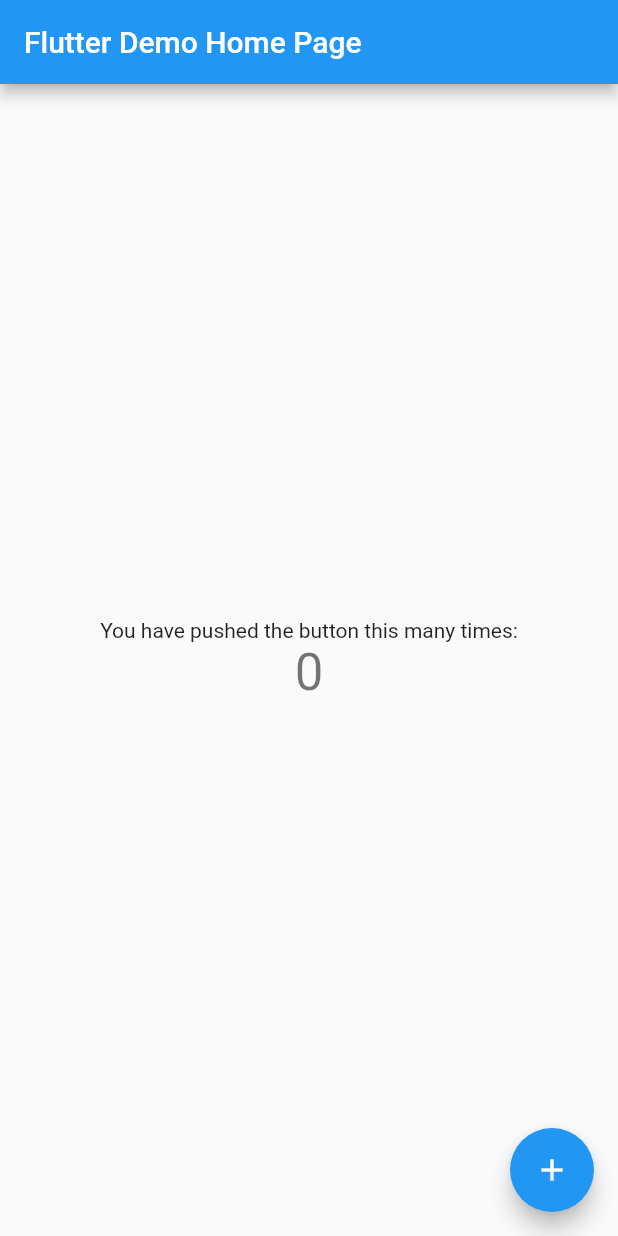
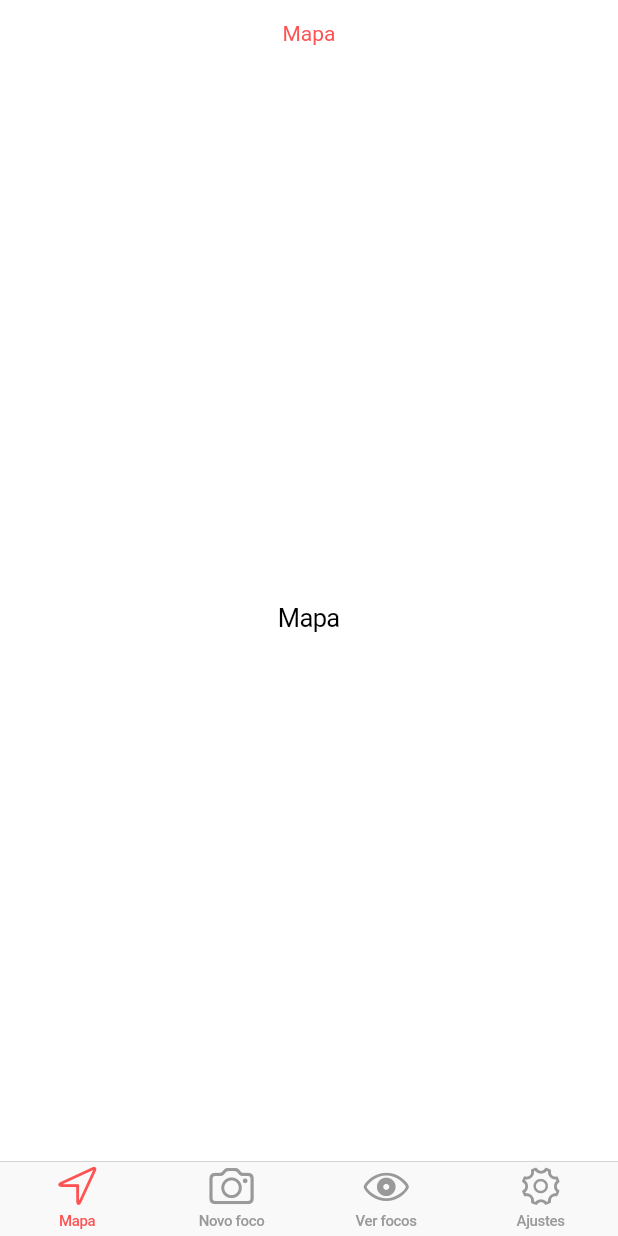
Before and after one commit to igorgoncalves/social-hack-mundlua, a Flutter app: the screen it shows after launch, on a phone screen of 412 x 824 dp. Run offline on Flutter 3.47's test engine with Material 2 defaults, Android fonts, the light colour scheme and no system bars.

Commit message:
Basic pages

```diff
--- a/lib/main.dart
+++ b/lib/main.dart
@@ -1,4 +1,7 @@
+import 'package:flutter/cupertino.dart';
 import 'package:flutter/material.dart';
+import 'package:flutter/services.dart';
+import 'package:vetores/pages/main_page.dart';
 
 void main() => runApp(MyApp());
 
@@ -6,106 +9,22 @@
   // This widget is the root of your application.
   @override
   Widget build(BuildContext context) {
-    return MaterialApp(
-      title: 'Flutter Demo',
-      theme: ThemeData(
-        // This is the theme of your application.
-        //
-        // Try running your application with "flutter run". You'll see the
-        // application has a blue toolbar. Then, without quitting the app, try
-        // changing the primarySwatch below to Colors.green and then invoke
-        // "hot reload" (press "r" in the console where you ran "flutter run",
-        // or simply save your changes to "hot reload" in a Flutter IDE).
-        // Notice that the counter didn't reset back to zero; the application
-        // is not restarted.
-        primarySwatch: Colors.blue,
+    SystemChrome.setPreferredOrientations([
+      DeviceOrientation.portraitUp,
+      DeviceOrientation.portraitDown,
+    ]);
+    return CupertinoApp(
+      debugShowCheckedModeBanner: false,
+      title: 'Vetores',
+      theme: CupertinoThemeData(
+        primaryColor: Colors.redAccent,
+        textTheme: CupertinoTextThemeData(
+          navTitleTextStyle: TextStyle(
+            color: Colors.redAccent,
+          ),
+        ),
       ),
-      home: MyHomePage(title: 'Flutter Demo Home Page'),
+      home: MainPage(),
     );
   }
 }
-
-class MyHomePage extends StatefulWidget {
-  MyHomePage({Key key, this.title}) : super(key: key);
-
-  // This widget is the home page of your application. It is stateful, meaning
-  // that it has a State object (defined below) that contains fields that affect
-  // how it looks.
-
-  // This class is the configuration for the state. It holds the values (in this
-  // case the title) provided by the parent (in this case the App widget) and
-  // used by the build method of the State. Fields in a Widget subclass are
-  // always marked "final".
-
-  final String title;
-
-  @override
-  _MyHomePageState createState() => _MyHomePageState();
-}
-
-class _MyHomePageState extends State<MyHomePage> {
-  int _counter = 0;
-
-  void _incrementCounter() {
-    setState(() {
-      // This call to setState tells the Flutter framework that something has
-      // changed in this State, which causes it to rerun the build method below
-      // so that the display can reflect the updated values. If we changed
-      // _counter without calling setState(), then the build method would not be
-      // called again, and so nothing would appear to happen.
-      _counter++;
-    });
-  }
-
-  @override
-  Widget build(BuildContext context) {
-    // This method is rerun every time setState is called, for instance as done
-    // by the _incrementCounter method above.
-    //
-    // The Flutter framework has been optimized to make rerunning build methods
-    // fast, so that you can just rebuild anything that needs updating rather
-    // than having to individually change instances of widgets.
-    return Scaffold(
-      appBar: AppBar(
-        // Here we take the value from the MyHomePage object that was created by
-        // the App.build method, and use it to set our appbar title.
-        title: Text(widget.title),
-      ),
-      body: Center(
-        // Center is a layout widget. It takes a single child and positions it
-        // in the middle of the parent.
-        child: Column(
-          // Column is also a layout widget. It takes a list of children and
-          // arranges them vertically. By default, it sizes itself to fit its
-          // children horizontally, and tries to be as tall as its parent.
-          //
-          // Invoke "debug painting" (press "p" in the console, choose the
-          // "Toggle Debug Paint" action from the Flutter Inspector in Android
-          // Studio, or the "Toggle Debug Paint" command in Visual Studio Code)
-          // to see the wireframe for each widget.
-          //
-          // Column has various properties to control how it sizes itself and
-          // how it positions its children. Here we use mainAxisAlignment to
-          // center the children vertically; the main axis here is the vertical
-          // axis because Columns are vertical (the cross axis would be
-          // horizontal).
-          mainAxisAlignment: MainAxisAlignment.center,
-          children: <Widget>[
-            Text(
-              'You have pushed the button this many times:',
-            ),
-            Text(
-              '$_counter',
-              style: Theme.of(context).textTheme.display1,
-            ),
-          ],
-        ),
-      ),
-      floatingActionButton: FloatingActionButton(
-        onPressed: _incrementCounter,
-        tooltip: 'Increment',
-        child: Icon(Icons.add),
-      ), // This trailing comma makes auto-formatting nicer for build methods.
-    );
-  }
-}
--- /dev/null
+++ b/lib/pages/main_page.dart
@@ -0,0 +1,46 @@
+import 'package:flutter/cupertino.dart';
+import 'package:vetores/pages/add_page.dart';
+import 'package:vetores/pages/config_page.dart';
+import 'package:vetores/pages/list_page.dart';
+import 'package:vetores/pages/map_page.dart';
+
+class MainPage extends StatefulWidget {
+  @override
+  _MainPageState createState() => new _MainPageState();
+}
+
+class _MainPageState extends State<MainPage> {
+  @override
+  Widget build(BuildContext context) {
+    return CupertinoTabScaffold(
+      tabBar: CupertinoTabBar(
+        items: [
+          BottomNavigationBarItem(
+            icon: Icon(CupertinoIcons.location),
+            title: Text('Mapa'),
+          ),
+          BottomNavigationBarItem(
+            icon: Icon(CupertinoIcons.photo_camera),
+            title: Text('Novo foco'),
+          ),
+          BottomNavigationBarItem(
+            icon: Icon(CupertinoIcons.eye),
+            title: Text('Ver focos'),
+          ),
+          BottomNavigationBarItem(
+            icon: Icon(CupertinoIcons.gear),
+            title: Text('Ajustes'),
+          ),
+        ],
+      ),
+      tabBuilder: (context, i) {
+        var pages = [MapPage(), AddPage(), ListPage(), ConfigPage()];
+        return CupertinoTabView(
+          builder: (context) {
+            return pages[i];
+          },
+        );
+      },
+    );
+  }
+}
--- /dev/null
+++ b/lib/pages/map_page.dart
@@ -0,0 +1,22 @@
+import 'package:flutter/cupertino.dart';
+
+class MapPage extends StatefulWidget {
+  @override
+  _MapPageState createState() => new _MapPageState();
+}
+
+class _MapPageState extends State<MapPage> {
+  @override
+  Widget build(BuildContext context) {
+    return CupertinoPageScaffold(
+      navigationBar: CupertinoNavigationBar(
+        middle: Text(
+          'Mapa',
+        ),
+      ),
+      child: Center(
+        child: Text('Mapa'),
+      ),
+    );
+  }
+}
```
Also changed, not shown: lib/pages/add_page.dart (added, +22 -0 lines), lib/pages/config_page.dart (added, +46 -0 lines), lib/pages/list_page.dart (added, +22 -0 lines).
